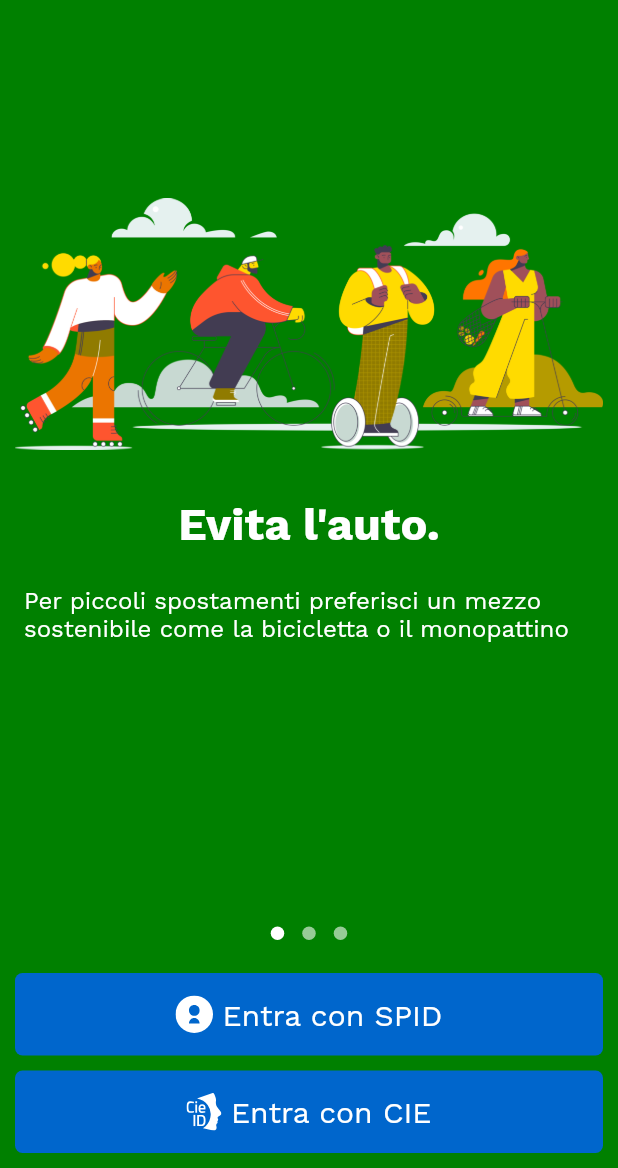
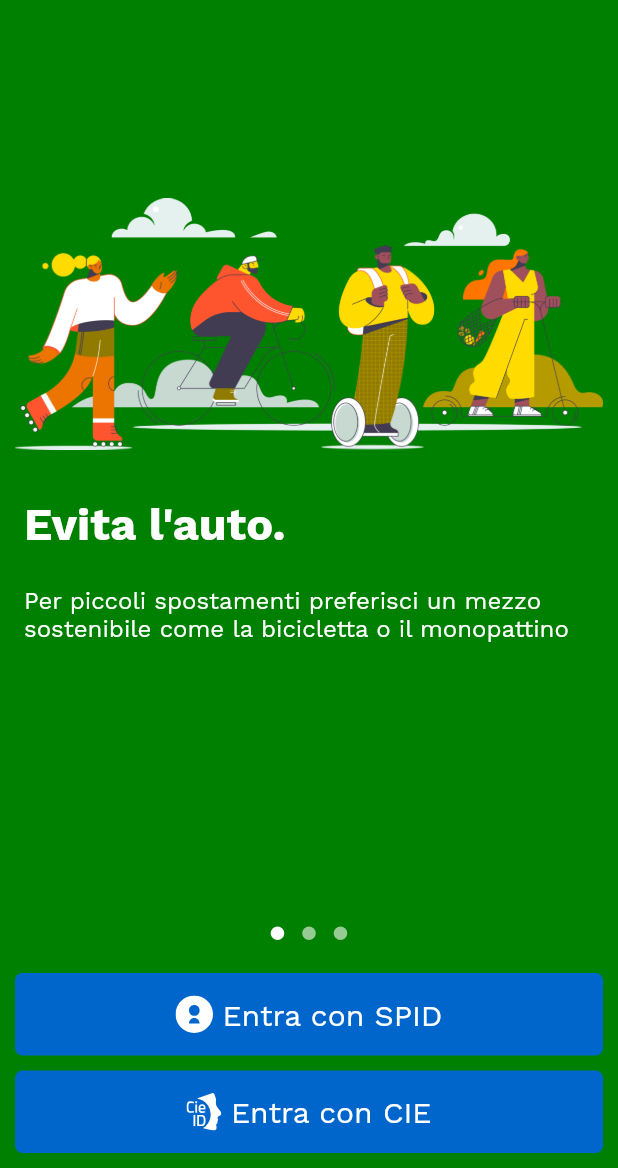
Before and after one commit to alex-sandri/scootr-app, a Flutter app: the screen it shows after launch, on a phone screen of 412 x 824 dp, the part 68-1236 px from its top. Run offline on Flutter 3.47's test engine with Material 2 defaults, Android fonts, the phone set to English and light mode, and no system bars; drawn by our look-alikes of introduction_screen; our stand-ins replace flutter_map, flutter_svg, hive, hive_flutter, latlong; missing offline and left inert: flutter_inappwebview; accounts and stored records are empty.

Commit message:
Align title to the left

```diff
--- a/lib/routes/Home.dart
+++ b/lib/routes/Home.dart
@@ -23,10 +23,14 @@ class HomeRoute extends StatelessWidget {
               ),
               pages: [
                 PageViewModel(
-                  titleWidget: Text(
+                  titleWidget: Row(
+                    children: [
+                      Text(
                         "Evita l'auto.",
                         style: Theme.of(context).textTheme.headline6,
                         textAlign: TextAlign.start,
+                      ),
+                    ],
                   ),
                   bodyWidget: Text(
                     "Per piccoli spostamenti preferisci un mezzo"
@@ -42,9 +46,13 @@ class HomeRoute extends StatelessWidget {
                   ),
                 ),
                 PageViewModel(
-                  titleWidget: Text(
+                  titleWidget: Row(
+                    children: [
+                      Text(
                         "Evita il traffico.",
                         style: Theme.of(context).textTheme.headline6,
+                      ),
+                    ],
                   ),
                   bodyWidget: Text(
                     "Per piccoli spostamenti preferisci un mezzo"
@@ -60,9 +68,13 @@ class HomeRoute extends StatelessWidget {
                   ),
                 ),
                 PageViewModel(
-                  titleWidget: Text(
+                  titleWidget: Row(
+                    children: [
+                      Text(
                         "Aiuta il Paese.",
                         style: Theme.of(context).textTheme.headline6,
+                      ),
+                    ],
                   ),
                   bodyWidget: Text(
                     "Per piccoli spostamenti preferisci un mezzo"
```
Lines whose indentation alone changed are shown as unchanged.
